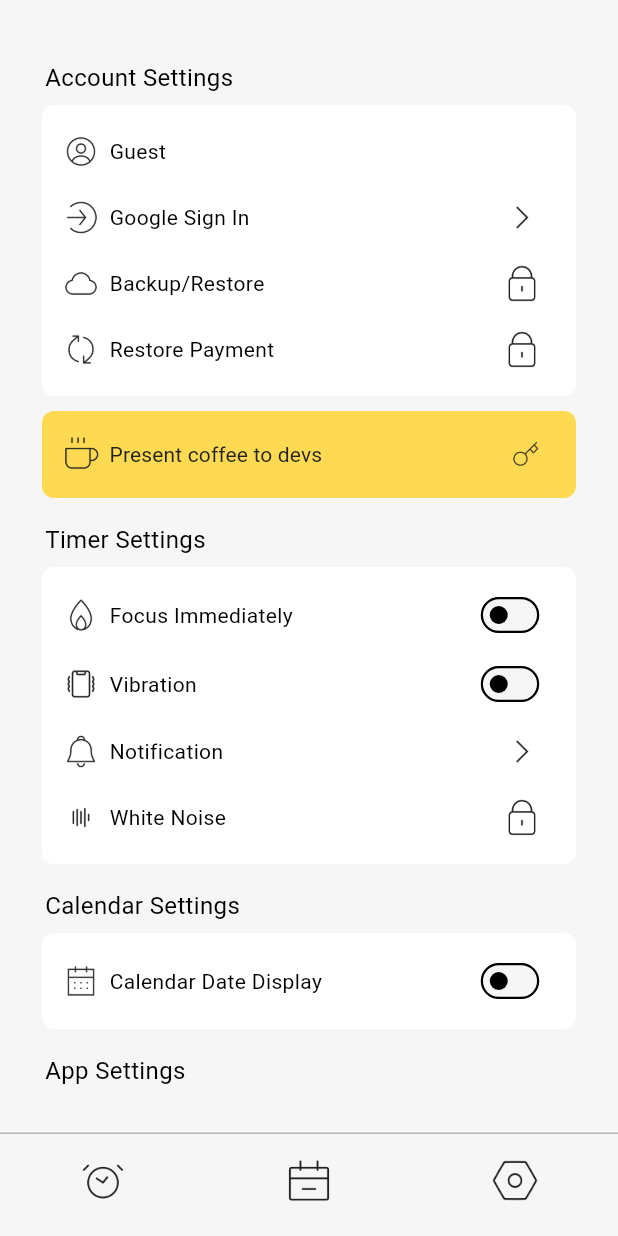
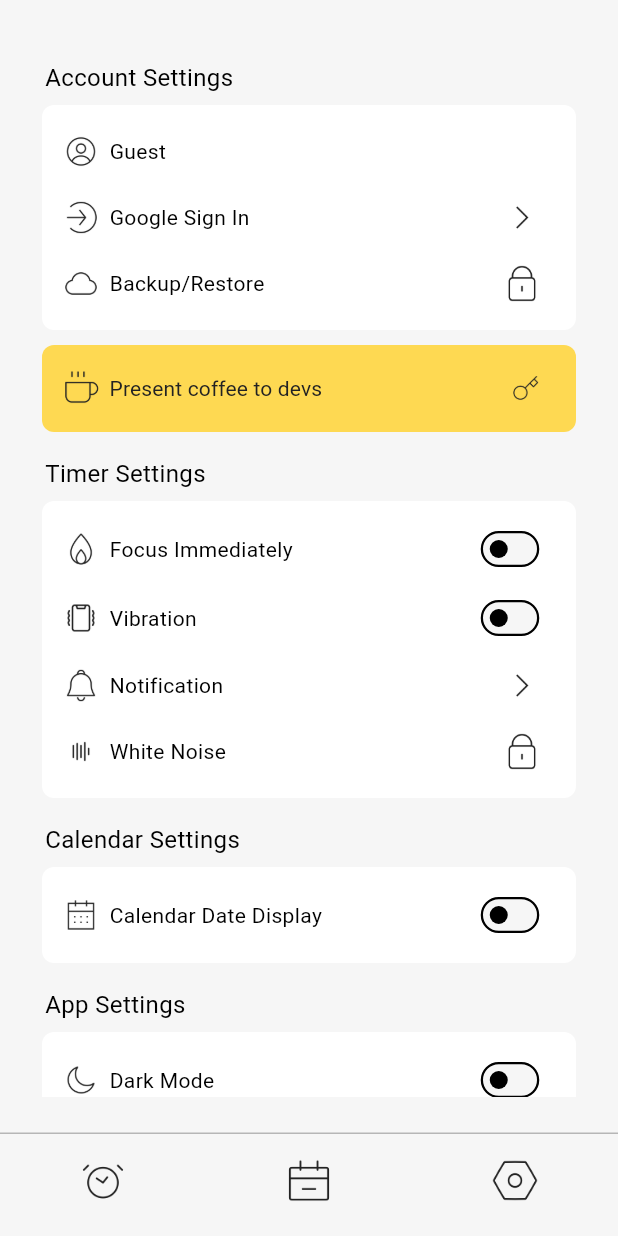
Before and after one commit to kmwh/pomoslime, a Flutter app: the screen it shows after launch, item 3 of the bottom bar chosen, on a phone screen of 412 x 824 dp. Run offline on Flutter 3.47's test engine with Material 3 defaults, Android fonts, the phone set to English and light mode, and no system bars; our stand-ins replace audioplayers, easy_localization, firebase_auth, firebase_core, flutter_heatmap_calendar, google_mobile_ads and 5 more; missing offline and left inert: encrypt, googleapis; accounts and stored records are empty; network calls fail; Roboto replaces fonts that are missing (Im); project files that could hold a hidden picture were left out.

```diff
--- a/lib/screens/settings/setting_screen.dart
+++ b/lib/screens/settings/setting_screen.dart
@@ -122,18 +122,6 @@ class SettingScreen extends StatelessWidget {
                           func: () => showAccountMenu(context),
                           isLocked: !provider.loggedIn,
                         ),
-                        Consumer<AdProvider>(
-                          builder: (context, adProvider, child) {
-                            return adProvider.isPremium
-                                ? SizedBox.shrink()
-                                : SettingItemPopup(
-                                    icon: "assets/images/refresh.png",
-                                    text: "restore_payment".tr(),
-                                    func: () {},
-                                    isLocked: !provider.loggedIn,
-                                  );
-                          },
-                        ),
                       ],
                     );
                   },
--- a/pubspec.yaml
+++ b/pubspec.yaml
@@ -29,7 +29,6 @@ dependencies:
     http: ^1.2.2
     path: ^1.9.0
     encrypt: ^5.0.3
-    in_app_purchase: ^3.2.0
 
 dev_dependencies:
     flutter_test:
```
Also changed, not shown: pubspec.lock, 3 other files.
